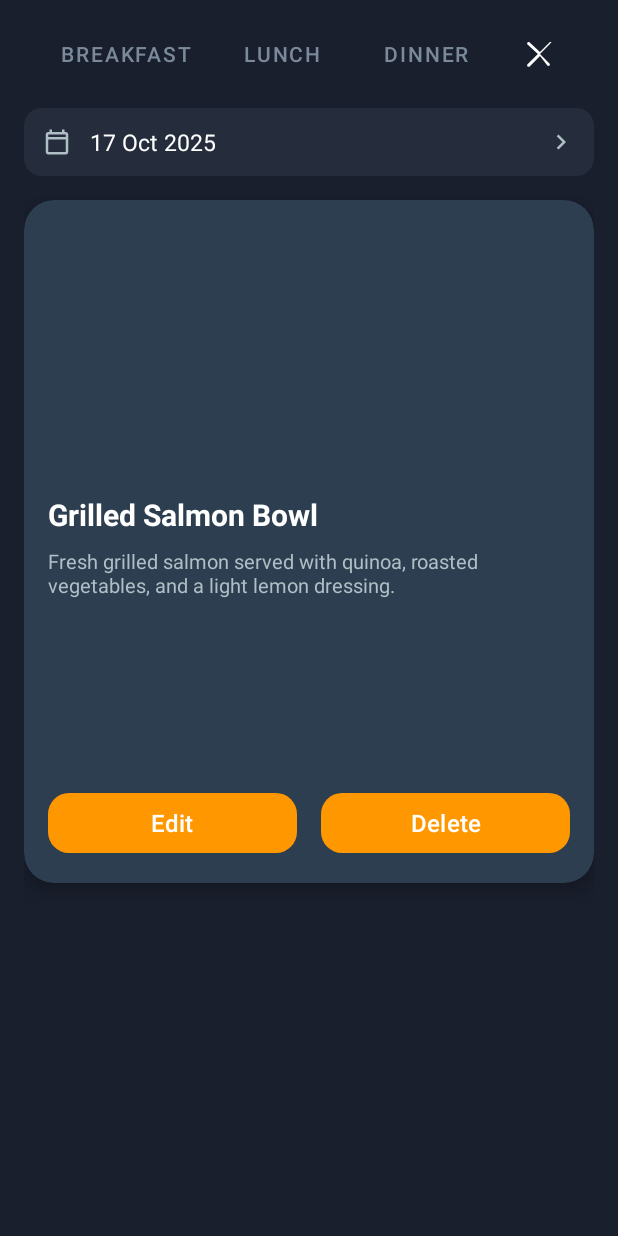
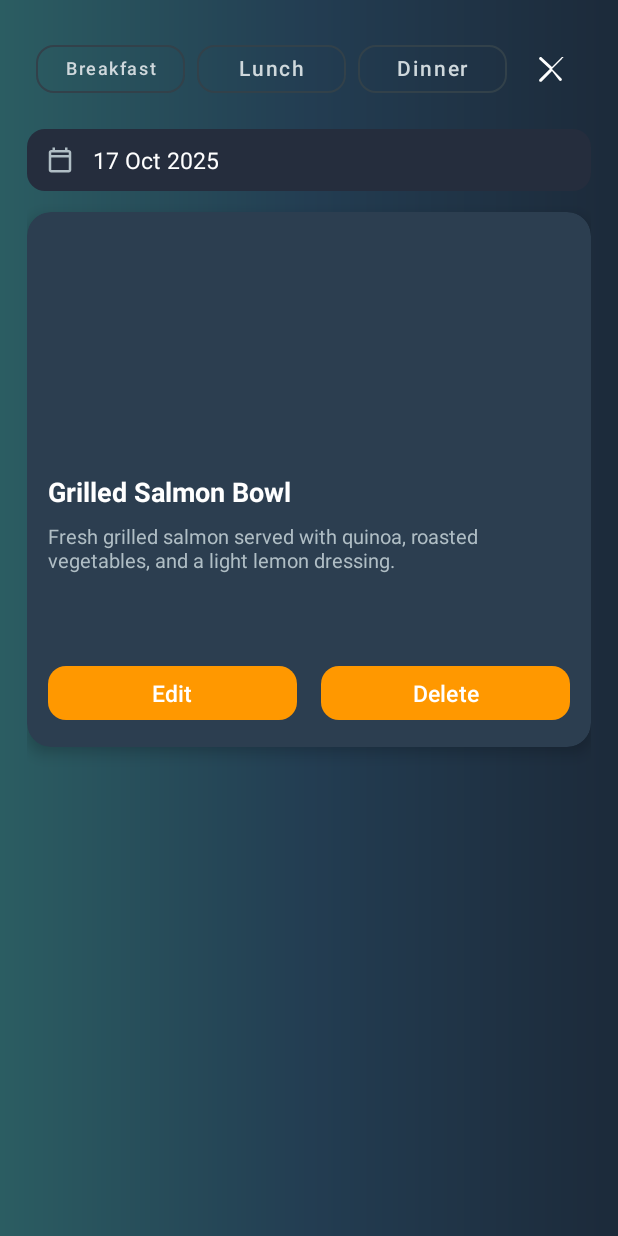
Before and after one commit to AbdelrhmanEmadMarouf/smart-food-planner, an Android app built with Jetpack Compose: the layout add_meal_from_calender_dialog.xml on its own in the app's theme, with its tools: preview values and no code run, on a phone screen of 412 x 824 dp. Run offline under Robolectric (Android 15) with nearby library versions, the phone set to English and light mode, and no system bars.

Commit message:
In This Commit i make an edit in the Dialog of the add / edit Meal , the error is that there is a white part appears at the bottom of the dialog and some items are exist in the wrong place

```diff
--- a/app/src/main/java/com/example/smart_food_planner/ui/Calender.kt
+++ b/app/src/main/java/com/example/smart_food_planner/ui/Calender.kt
@@ -3,6 +3,7 @@ package com.example.smart_food_planner.ui
 import android.app.AlertDialog
 import android.app.Application
 import android.graphics.Color
+import android.graphics.drawable.ColorDrawable
 import android.os.Bundle
 import android.util.Log
 import androidx.fragment.app.Fragment
@@ -424,6 +425,8 @@ class Calender : Fragment() {
             dialog.dismiss()
         }
 
+        dialog.window?.setBackgroundDrawableResource(R.drawable.chat_background)
+
         editButton.setOnClickListener {
             dialog.dismiss()
             showAddEditMealDialog(mealNumber, false, today, thisMonth, thisYear)
@@ -465,6 +468,11 @@ class Calender : Fragment() {
         val dialog = AlertDialog.Builder(requireContext(), R.style.CustomDialog)
             .setView(dialogView)
             .create()
+
+        dialog.window?.setBackgroundDrawableResource(R.drawable.chat_background)
+
+
+
 
         val MealcardView = dialogView.findViewById<CardView>(R.id.cvMealCard)
         val EmptycardView = dialogView.findViewById<CardView>(R.id.cvEmptyMealCard)
--- a/app/src/main/res/layout/add_meal_from_calender_dialog.xml
+++ b/app/src/main/res/layout/add_meal_from_calender_dialog.xml
@@ -1,79 +1,121 @@
 <?xml version="1.0" encoding="utf-8"?>
-<androidx.constraintlayout.widget.ConstraintLayout xmlns:android="http://schemas.android.com/apk/res/android"
+<androidx.core.widget.NestedScrollView xmlns:android="http://schemas.android.com/apk/res/android"
     xmlns:app="http://schemas.android.com/apk/res-auto"
-    xmlns:tools="http://schemas.android.com/tools"
     android:layout_width="match_parent"
     android:layout_height="match_parent"
-    android:background="#1A1F2E"
-    android:padding="16dp">
+    android:fillViewport="true"
+    android:padding="18dp"
+    android:background="@drawable/chat_background"
+    >
 
-    <!-- Top Buttons (Breakfast / Lunch / Dinner + Close) -->
+    <LinearLayout
+        android:layout_width="match_parent"
+        android:layout_height="wrap_content"
+        android:orientation="vertical">
+
         <LinearLayout
             android:id="@+id/llMealTypeButtons"
-        android:layout_width="wrap_content"
+            android:layout_width="match_parent"
             android:layout_height="wrap_content"
             android:orientation="horizontal"
-        android:gravity="center"
-        app:layout_constraintTop_toTopOf="parent"
-        app:layout_constraintStart_toStartOf="parent"
-        app:layout_constraintEnd_toEndOf="parent">
+            android:gravity="center_vertical"
+            android:padding="6dp">
 
             <com.google.android.material.button.MaterialButton
                 android:id="@+id/btnBreakfast"
-            style="@style/Widget.MaterialComponents.Button.TextButton"
-            android:layout_width="wrap_content"
-            android:layout_height="40dp"
+                style="@style/Widget.MaterialComponents.Button.OutlinedButton"
+                android:layout_width="0dp"
+                android:layout_height="44dp"
+                android:layout_weight="1"
+                android:minWidth="0dp"
                 android:text="Breakfast"
-            android:textColor="@color/meal_tab_text_color"
-            android:textSize="14sp"
-            android:background="@drawable/selector_meal_tab" />
+                android:textAllCaps="false"
+                android:textSize="12sp"
+                android:maxLines="1"
+                android:ellipsize="end"
+                android:includeFontPadding="false"
+                android:gravity="center"
+                android:paddingLeft="8dp"
+                android:paddingRight="8dp"
+                app:cornerRadius="12dp"
+                app:strokeWidth="1dp"
+                app:strokeColor="#32414A"
+                app:backgroundTint="@android:color/transparent"
+                app:rippleColor="#33FFFFFF"
+                android:textColor="#CFD8DC" />
 
             <com.google.android.material.button.MaterialButton
                 android:id="@+id/btnLunch"
-            style="@style/Widget.MaterialComponents.Button.TextButton"
-            android:layout_width="wrap_content"
-            android:layout_height="40dp"
+                style="@style/Widget.MaterialComponents.Button.OutlinedButton"
+                android:layout_width="0dp"
+                android:layout_height="44dp"
+                android:layout_weight="1"
                 android:layout_marginStart="8dp"
+                android:layout_marginEnd="8dp"
+                android:minWidth="0dp"
                 android:text="Lunch"
-            android:textColor="@color/meal_tab_text_color"
+                android:textAllCaps="false"
                 android:textSize="14sp"
-            android:background="@drawable/selector_meal_tab" />
+                android:maxLines="1"
+                android:ellipsize="end"
+                android:includeFontPadding="false"
+                android:gravity="center"
+                android:paddingLeft="8dp"
+                android:paddingRight="8dp"
+                app:cornerRadius="12dp"
+                app:strokeWidth="1dp"
+                app:strokeColor="#32414A"
+                app:backgroundTint="@android:color/transparent"
+                app:rippleColor="#33FFFFFF"
+                android:textColor="#CFD8DC" />
 
             <com.google.android.material.button.MaterialButton
                 android:id="@+id/btnDinner"
-            style="@style/Widget.MaterialComponents.Button.TextButton"
-            android:layout_width="wrap_content"
-            android:layout_height="40dp"
-            android:layout_marginStart="8dp"
+                style="@style/Widget.MaterialComponents.Button.OutlinedButton"
+                android:layout_width="0dp"
+                android:layout_height="44dp"
+                android:layout_weight="1"
+                android:minWidth="0dp"
                 android:text="Dinner"
-            android:textColor="@color/meal_tab_text_color"
+                android:textAllCaps="false"
                 android:textSize="14sp"
-            android:background="@drawable/selector_meal_tab" />
+                android:maxLines="1"
+                android:ellipsize="end"
+                android:includeFontPadding="false"
+                android:gravity="center"
+                android:paddingLeft="8dp"
+                android:paddingRight="8dp"
+                app:cornerRadius="12dp"
+                app:strokeWidth="1dp"
+                app:strokeColor="#32414A"
+                app:backgroundTint="@android:color/transparent"
+                app:rippleColor="#33FFFFFF"
+                android:textColor="#CFD8DC" />
 
             <ImageButton
                 android:id="@+id/btnCloseMealType"
                 android:layout_width="40dp"
                 android:layout_height="40dp"
-            android:layout_marginStart="12dp"
+                android:layout_marginStart="10dp"
                 android:background="?attr/selectableItemBackgroundBorderless"
                 android:src="@drawable/ic_close"
-            app:tint="#FFFFFF"
-            android:padding="10dp" />
+                app:tint="@android:color/white"
+                />
         </LinearLayout>
 
-    <!-- Date Selector -->
+
         <LinearLayout
             android:id="@+id/llDateSelector"
-        android:layout_width="0dp"
+            android:layout_width="match_parent"
             android:layout_height="wrap_content"
             android:orientation="horizontal"
             android:background="@drawable/bg_date_selector"
             android:gravity="center_vertical"
-        android:padding="12dp"
-        android:layout_marginTop="16dp"
-        app:layout_constraintTop_toBottomOf="@id/llMealTypeButtons"
-        app:layout_constraintStart_toStartOf="parent"
-        app:layout_constraintEnd_toEndOf="parent">
+            android:paddingStart="12dp"
+            android:paddingEnd="12dp"
+            android:paddingTop="10dp"
+            android:paddingBottom="10dp"
+            android:layout_marginTop="12dp">
 
             <ImageView
                 android:id="@+id/ivCalendarIcon"
@@ -91,62 +133,48 @@
                 android:text="17 Oct 2025"
                 android:textColor="#FFFFFF"
                 android:textSize="15sp" />
-
-        <ImageView
-            android:id="@+id/ivDateArrow"
-            android:layout_width="20dp"
-            android:layout_height="20dp"
-            android:src="@drawable/ic_chevron_right"
-            app:tint="#B0BEC5" />
         </LinearLayout>
 
-    <!-- Meal Card (Visible when meal exists) -->
         <androidx.cardview.widget.CardView
             android:id="@+id/cvMealCard"
-        android:layout_width="0dp"
+            android:layout_width="match_parent"
             android:layout_height="wrap_content"
-        android:layout_marginTop="16dp"
-        android:visibility="visible"
+            android:layout_marginTop="14dp"
             app:cardBackgroundColor="#2C3E50"
-        app:cardCornerRadius="20dp"
-        app:cardElevation="8dp"
-        app:layout_constraintTop_toBottomOf="@id/llDateSelector"
-        app:layout_constraintStart_toStartOf="parent"
-        app:layout_constraintEnd_toEndOf="parent">
+            app:cardCornerRadius="16dp"
+            app:cardElevation="6dp"
+            android:visibility="visible">
 
             <LinearLayout
                 android:layout_width="match_parent"
                 android:layout_height="wrap_content"
                 android:orientation="vertical">
 
-            <!-- Meal Image -->
                 <com.google.android.material.imageview.ShapeableImageView
                     android:id="@+id/ivMealImage"
                     android:layout_width="match_parent"
-                android:layout_height="180dp"
+                    android:layout_height="160dp"
                     android:scaleType="centerCrop"
                     app:shapeAppearanceOverlay="@style/ShapeAppearance.MealImage.TopRounded" />
 
-            <!-- Info -->
                 <LinearLayout
                     android:layout_width="match_parent"
                     android:layout_height="wrap_content"
                     android:orientation="vertical"
-                android:padding="16dp">
+                    android:padding="14dp">
 
                     <TextView
                         android:id="@+id/tvMealTitle"
-                    android:layout_width="wrap_content"
+                        android:layout_width="match_parent"
                         android:layout_height="wrap_content"
                         android:text="Grilled Salmon Bowl"
                         android:textColor="#FFFFFF"
-                    android:textSize="20sp"
+                        android:textSize="18sp"
                         android:textStyle="bold" />
 
-                <!-- Description inside NestedScrollView -->
                     <androidx.core.widget.NestedScrollView
                         android:layout_width="match_parent"
-                    android:layout_height="100dp"
+                        android:layout_height="80dp"
                         android:layout_marginTop="8dp"
                         android:fillViewport="true">
 
@@ -160,73 +188,65 @@
                             android:textSize="13sp" />
                     </androidx.core.widget.NestedScrollView>
 
-                <!-- Edit / Delete Buttons -->
                     <LinearLayout
                         android:layout_width="match_parent"
                         android:layout_height="wrap_content"
-                    android:layout_marginTop="60dp"
-                    android:gravity="center"
+                        android:layout_marginTop="12dp"
                         android:orientation="horizontal">
 
                         <com.google.android.material.button.MaterialButton
                             android:id="@+id/btnEditMeal"
                             android:layout_width="0dp"
-                        android:layout_height="48dp"
+                            android:layout_height="44dp"
                             android:layout_weight="1"
                             android:layout_marginEnd="8dp"
                             android:text="Edit"
                             android:textAllCaps="false"
                             android:textColor="#FFFFFF"
-                        android:textSize="16sp"
-                        app:backgroundTint="#FF9800"
-                        app:cornerRadius="14dp" />
+                            android:textSize="15sp"
+                            app:cornerRadius="12dp"
+                            app:backgroundTint="#FF9800" />
 
                         <com.google.android.material.button.MaterialButton
                             android:id="@+id/btnDeleteMeal"
                             android:layout_width="0dp"
-                        android:layout_height="48dp"
+                            android:layout_height="44dp"
                             android:layout_weight="1"
                             android:layout_marginStart="8dp"
                             android:text="Delete"
                             android:textAllCaps="false"
                             android:textColor="#FFFFFF"
-                        android:textSize="16sp"
-                        app:backgroundTint="#FF9800"
-                        app:cornerRadius="14dp" />
+                            android:textSize="15sp"
+                            app:cornerRadius="12dp"
+                            app:backgroundTint="#FF9800" />
                     </LinearLayout>
                 </LinearLayout>
             </LinearLayout>
         </androidx.cardview.widget.CardView>
 
-    <!-- Empty Meal Card (Visible when no meal found) -->
         <androidx.cardview.widget.CardView
             android:id="@+id/cvEmptyMealCard"
-        android:layout_width="0dp"
+            android:layout_width="match_parent"
             android:layout_height="wrap_content"
-        android:layout_marginTop="16dp"
-        android:visibility="gone"
+            android:layout_marginTop="14dp"
             app:cardBackgroundColor="#2C3E50"
-        app:cardCornerRadius="20dp"
-        app:cardElevation="8dp"
-        app:layout_constraintTop_toBottomOf="@id/llDateSelector"
-        app:layout_constraintStart_toStartOf="parent"
-        app:layout_constraintEnd_toEndOf="parent">
+            app:cardCornerRadius="16dp"
+            app:cardElevation="6dp"
+            android:visibility="gone">
 
             <LinearLayout
                 android:layout_width="match_parent"
                 android:layout_height="wrap_content"
                 android:orientation="vertical"
-            android:padding="16dp"
+                android:padding="14dp"
                 android:gravity="center_horizontal">
 
-            <!-- Shapeable Image for Empty Meal -->
                 <com.google.android.material.imageview.ShapeableImageView
                     android:id="@+id/ivEmptyMealImage"
                     android:layout_width="match_parent"
-                android:layout_height="match_parent"
+                    android:layout_height="140dp"
                     android:src="@drawable/notfound_meal"
-                android:scaleType="centerCrop"
-               />
+                    android:scaleType="centerCrop" />
 
                 <TextView
                     android:id="@+id/tvEmptyTitle"
@@ -235,7 +255,7 @@
                     android:layout_marginTop="12dp"
                     android:text="No Meal Found"
                     android:textColor="#FFFFFF"
-                android:textSize="20sp"
+                    android:textSize="18sp"
                     android:textStyle="bold" />
 
                 <TextView
@@ -252,16 +272,20 @@
                     android:id="@+id/btnAddMealFromEmpty"
                     android:layout_width="match_parent"
                     android:layout_height="48dp"
-                android:layout_marginTop="36dp"
+                    android:layout_marginTop="18dp"
                     android:text="Add Meal"
                     android:textColor="#FFFFFF"
                     android:textSize="16sp"
                     android:textStyle="bold"
                     android:textAllCaps="false"
+                    app:cornerRadius="12dp"
                     app:backgroundTint="#FF9800"
-                app:cornerRadius="14dp"
                     app:rippleColor="#FFAB40" />
             </LinearLayout>
         </androidx.cardview.widget.CardView>
 
-</androidx.constraintlayout.widget.ConstraintLayout>
+        <View
+            android:layout_width="match_parent"
+            android:layout_height="6dp" />
+    </LinearLayout>
+</androidx.core.widget.NestedScrollView>
```
Lines whose indentation alone changed are shown as unchanged.
